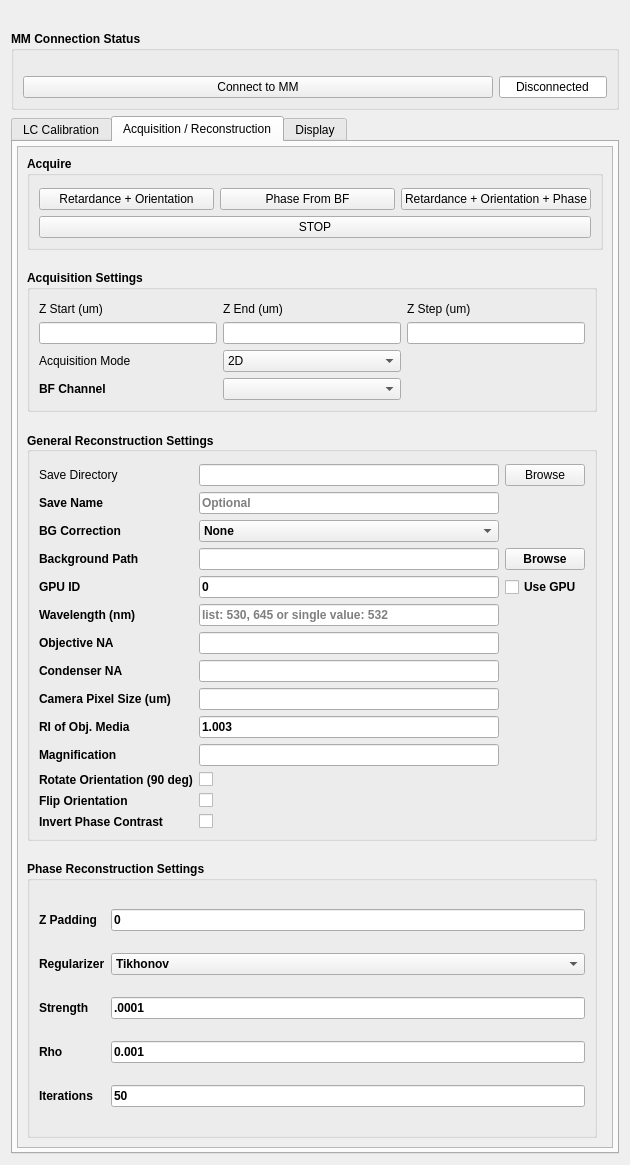
Before: the Qt Designer form waveorder/plugin/gui.ui in mehta-lab/waveorder, drawn with Qt 5.
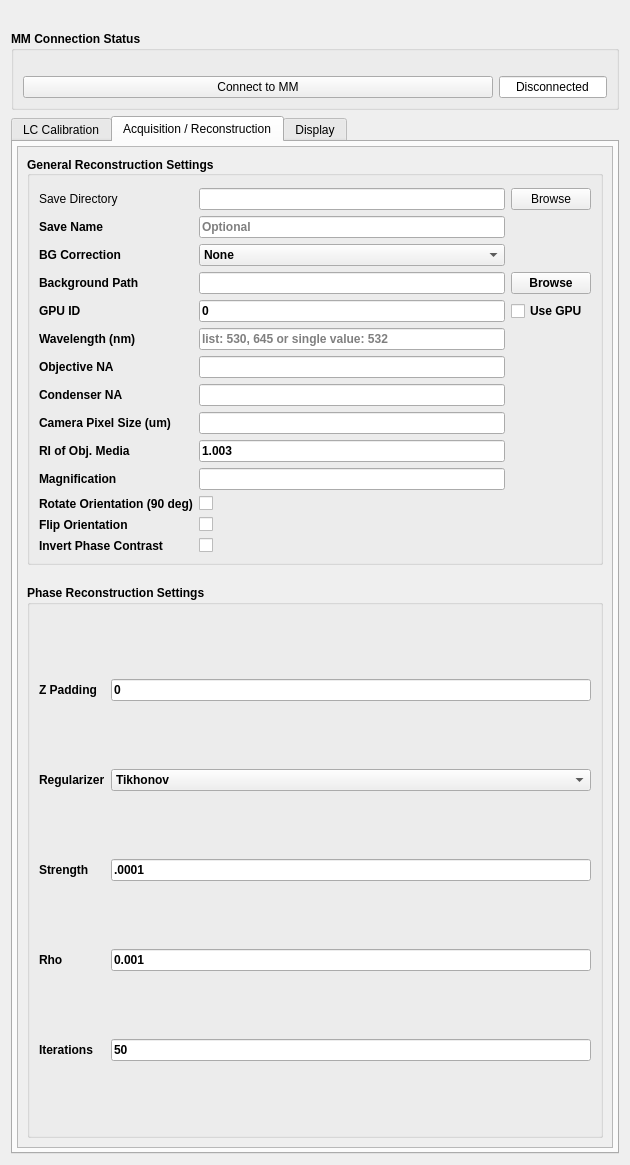
After: the same form once the commit is applied. The open tabs and pages were chosen to show the change. Custom widgets are drawn as their Qt base class.

Commit message: remove acquisition workers, ui elements, and widgets

Diff of the .ui file:
```diff
--- a/waveorder/plugin/gui.ui
+++ b/waveorder/plugin/gui.ui
@@ -1162,137 +1162,6 @@
              </layout>
             </widget>
            </item>
-           <item row="1" column="0">
-            <widget class="QGroupBox" name="acq_settings">
-             <property name="sizePolicy">
-              <sizepolicy hsizetype="Preferred" vsizetype="Fixed">
-               <horstretch>0</horstretch>
-               <verstretch>0</verstretch>
-              </sizepolicy>
-             </property>
-             <property name="font">
-              <font>
-               <italic>false</italic>
-               <bold>true</bold>
-              </font>
-             </property>
-             <property name="focusPolicy">
-              <enum>Qt::TabFocus</enum>
-             </property>
-             <property name="title">
-              <string>Acquisition Settings</string>
-             </property>
-             <property name="flat">
-              <bool>false</bool>
-             </property>
-             <layout class="QGridLayout" name="gridLayout_8">
-              <property name="topMargin">
-               <number>12</number>
-              </property>
-              <property name="verticalSpacing">
-               <number>6</number>
-              </property>
-              <item row="3" column="1">
-               <widget class="QComboBox" name="cb_acq_mode">
-                <property name="font">
-                 <font>
-                  <italic>false</italic>
-                  <bold>false</bold>
-                 </font>
-                </property>
-                <property name="focusPolicy">
-                 <enum>Qt::StrongFocus</enum>
-                </property>
-                <item>
-                 <property name="text">
-                  <string>2D</string>
-                 </property>
-                </item>
-                <item>
-                 <property name="text">
-                  <string>3D</string>
-                 </property>
-                </item>
-               </widget>
-              </item>
-              <item row="1" column="0">
-               <widget class="QLabel" name="label_zstart">
-                <property name="font">
-                 <font>
-                  <italic>false</italic>
-                  <bold>false</bold>
-                 </font>
-                </property>
-                <property name="text">
-                 <string>Z Start (um)</string>
-                </property>
-               </widget>
-              </item>
-              <item row="3" column="0">
-               <widget class="QLabel" name="label_acq_mode">
-                <property name="font">
-                 <font>
-                  <italic>false</italic>
-                  <bold>false</bold>
-                 </font>
-                </property>
-                <property name="text">
-                 <string>Acquisition Mode</string>
-                </property>
-               </widget>
-              </item>
-              <item row="2" column="2">
-               <widget class="QLineEdit" name="le_zstep"/>
-              </item>
-              <item row="2" column="1">
-               <widget class="QLineEdit" name="le_zend"/>
-              </item>
-              <item row="1" column="2">
-               <widget class="QLabel" name="label_zstep">
-                <property name="font">
-                 <font>
-                  <italic>false</italic>
-                  <bold>false</bold>
-                 </font>
-                </property>
-                <property name="text">
-                 <string>Z Step (um)</string>
-                </property>
-               </widget>
-              </item>
-              <item row="1" column="1">
-               <widget class="QLabel" name="label_zend">
-                <property name="font">
-                 <font>
-                  <italic>false</italic>
-                  <bold>false</bold>
-                 </font>
-                </property>
-                <property name="text">
-                 <string>Z End (um)</string>
-                </property>
-               </widget>
-              </item>
-              <item row="4" column="1">
-               <widget class="QComboBox" name="cb_acq_channel">
-                <property name="currentText">
-                 <string/>
-                </property>
-               </widget>
-              </item>
-              <item row="4" column="0">
-               <widget class="QLabel" name="labe_acq_channel">
-                <property name="text">
-                 <string>BF Channel</string>
-                </property>
-               </widget>
-              </item>
-              <item row="2" column="0">
-               <widget class="QLineEdit" name="le_zstart"/>
-              </item>
-             </layout>
-            </widget>
-           </item>
            <item row="2" column="0">
             <widget class="QGroupBox" name="ReconSettings">
              <property name="sizePolicy">
@@ -1651,85 +1520,6 @@
              </layout>
             </widget>
            </item>
-           <item row="0" column="0" colspan="2">
-            <widget class="QGroupBox" name="acquire">
-             <property name="sizePolicy">
-              <sizepolicy hsizetype="Preferred" vsizetype="Fixed">
-               <horstretch>0</horstretch>
-               <verstretch>0</verstretch>
-              </sizepolicy>
-             </property>
-             <property name="font">
-              <font>
-               <italic>false</italic>
-               <bold>true</bold>
-              </font>
-             </property>
-             <property name="title">
-              <string>Acquire</string>
-             </property>
-             <layout class="QGridLayout" name="gridLayout_13">
-              <property name="topMargin">
-               <number>12</number>
-              </property>
-              <property name="verticalSpacing">
-               <number>6</number>
-              </property>
-              <item row="2" column="0">
-               <widget class="QPushButton" name="qbutton_acq_ret_ori">
-                <property name="font">
-                 <font>
-                  <italic>false</italic>
-                  <bold>false</bold>
-                 </font>
-                </property>
-                <property name="text">
-                 <string>Retardance + Orientation</string>
-                </property>
-               </widget>
-              </item>
-              <item row="2" column="1">
-               <widget class="QPushButton" name="qbutton_acq_phase_from_bf">
-                <property name="font">
-                 <font>
-                  <italic>false</italic>
-                  <bold>false</bold>
-                 </font>
-                </property>
-                <property name="text">
-                 <string>Phase From BF</string>
-                </property>
-               </widget>
-              </item>
-              <item row="2" column="2">
-               <widget class="QPushButton" name="qbutton_acq_ret_ori_phase">
-                <property name="font">
-                 <font>
-                  <italic>false</italic>
-                  <bold>false</bold>
-                 </font>
-                </property>
-                <property name="text">
-                 <string>Retardance + Orientation + Phase</string>
-                </property>
-               </widget>
-              </item>
-              <item row="3" column="0" colspan="3">
-               <widget class="QPushButton" name="qbutton_stop_acq">
-                <property name="font">
-                 <font>
-                  <italic>false</italic>
-                  <bold>false</bold>
-                 </font>
-                </property>
-                <property name="text">
-                 <string>STOP</string>
-                </property>
-               </widget>
-              </item>
-             </layout>
-            </widget>
-           </item>
           </layout>
          </widget>
         </widget>
```
Left out of the diff: 8 changed lines with no effect on the pictures. The commit also changes 4 other files.
